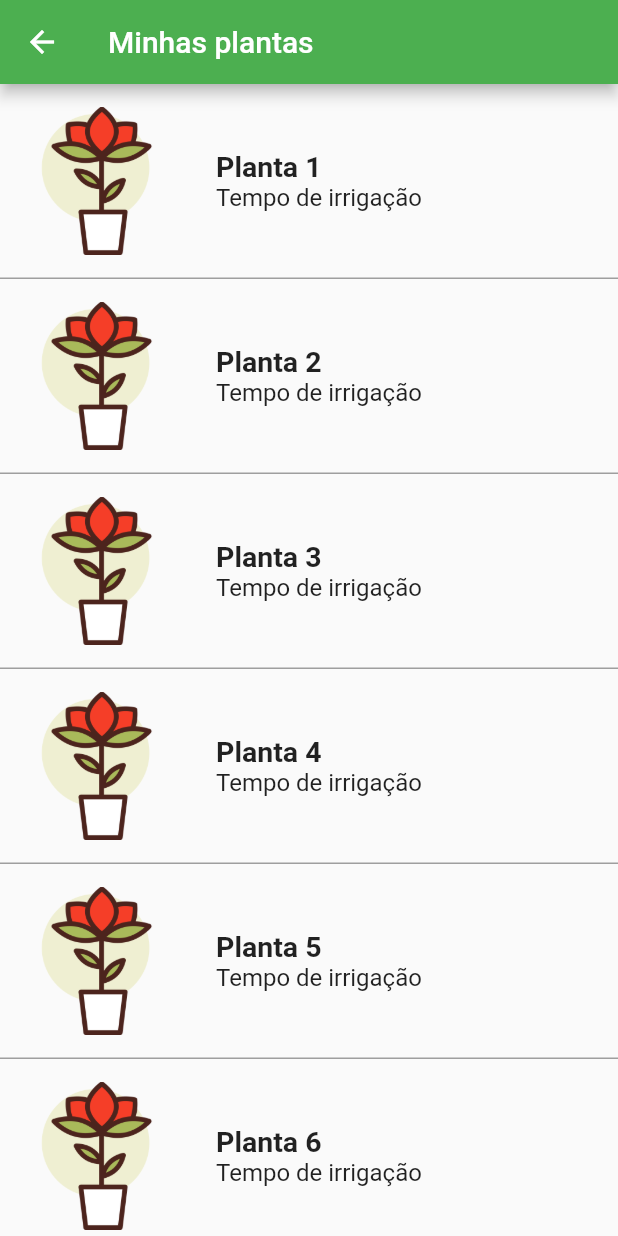
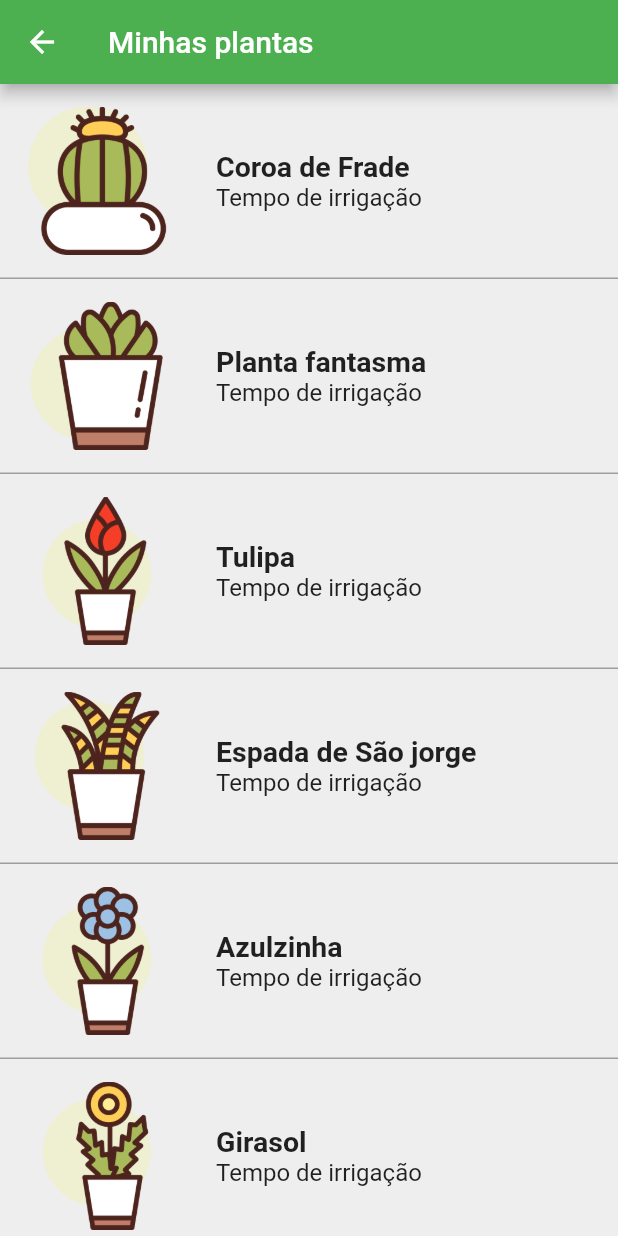
Before and after one commit to RebecaTorrecilhas/projeto_plantas, a Flutter app: the PlantasList screen opened directly, on a phone screen of 412 x 824 dp. Run offline on Flutter 3.47's test engine with Material 2 defaults, Android fonts, the phone set to English and light mode, and no system bars.

Commit message:
Listagens das plantas dinamica

```diff
--- /dev/null
+++ b/lib/controllers/plants_controller.dart
@@ -0,0 +1,12 @@
+import '../repositories/plant_repository.dart';
+import '../models/plant.dart';
+
+class PlantsController {
+  PlantRepository plantRepository;
+
+  List<Plant> get plantas => plantRepository.plantas;
+
+  PlantsController() {
+    plantRepository = PlantRepository();
+  }
+}
--- /dev/null
+++ b/lib/models/plant.dart
@@ -0,0 +1,8 @@
+class Plant {
+  String especie;
+  String icon;
+  String obs;
+  int irrigacao;
+
+  Plant({this.especie, this.icon, this.obs, this.irrigacao});
+}
--- a/lib/pages/plantasList.dart
+++ b/lib/pages/plantasList.dart
@@ -1,4 +1,5 @@
 import 'package:flutter/material.dart';
+import '../controllers/plants_controller.dart';
 
 class PlantasList extends StatefulWidget {
   @override
@@ -6,6 +7,14 @@ class PlantasList extends StatefulWidget {
 }
 
 class _PlantasListState extends State<PlantasList> {
+  var controller;
+
+  @override
+  void initState() {
+    super.initState();
+    controller = PlantsController();
+  }
+
   @override
   Widget build(BuildContext context) {
     return Scaffold(
@@ -14,7 +23,7 @@ class _PlantasListState extends State<PlantasList> {
       ),
       body: ListView.builder(
           shrinkWrap: true,
-          itemCount: 6,
+          itemCount: controller.plantas.length,
           itemBuilder: (context, index) {
             return GestureDetector(
               onTap: () => {},
@@ -22,12 +31,13 @@ class _PlantasListState extends State<PlantasList> {
                 height: 130,
                 decoration: BoxDecoration(
                   border: Border(bottom: BorderSide(color: Colors.grey)),
+                  color: Colors.grey[200],
                 ),
                 child: Padding(
                   padding: EdgeInsets.all(15),
                   child: Row(
                     children: [
-                      Image.asset('images/038-botanic.png', height: 120),
+                      Image.asset(controller.plantas[index].icon, height: 120),
                       Padding(
                         padding: EdgeInsets.only(left: 30),
                         child: Column(
@@ -35,7 +45,7 @@ class _PlantasListState extends State<PlantasList> {
                           mainAxisAlignment: MainAxisAlignment.center,
                           children: [
                             Text(
-                              'Planta ${index + 1}',
+                              controller.plantas[index].especie,
                               style: TextStyle(
                                 fontSize: 19,
                                 fontWeight: FontWeight.bold,
--- /dev/null
+++ b/lib/repositories/plant_repository.dart
@@ -0,0 +1,49 @@
+import '../models/plant.dart';
+
+class PlantRepository {
+  final List<Plant> _plantas = [];
+
+  get plantas => this._plantas;
+
+  PlantRepository() {
+    _plantas.addAll([
+      Plant(
+        especie: 'Coroa de Frade',
+        icon: 'images/031-botanic.png',
+        obs: 'Essa espécie não é exigente quanto ao solo e a disponibilidade de água.',
+        irrigacao: 1,
+      ),
+      Plant(
+        especie: 'Planta fantasma',
+        icon: 'images/046-botanic.png',
+        obs: 'Essa espécie não necessita de muita água.',
+        irrigacao: 1,
+      ),
+      Plant(
+        especie: 'Tulipa',
+        icon: 'images/050-botanic.png',
+        obs: 'Prefere lugares frescos e arejados. Deve-se evitar expor a mesma à iluminosidade intensa.',
+        irrigacao: 1,
+      ),
+      Plant(
+        especie: 'Espada de São jorge',
+        icon: 'images/042-botanic.png',
+        obs: 'Pode ser acomodada em lugares internos e com pouca luz, sendo uma das poucas espécies que resistem a falta da mesma.',
+        irrigacao: 1,
+      ),
+      Plant(
+        especie: 'Azulzinha',
+        icon: 'images/013-botanic.png',
+        obs: 'Pode ser cultivada em pleno sol ou meia sombra, nas areas quentes meia sombra.',
+        irrigacao: 1,
+      ),
+      Plant(
+        especie: 'Girasol',
+        icon: 'images/015-botanic.png',
+        obs: 'Deve-se por expor a mesma em locais que recebem sol na maior parte do dia.',
+        irrigacao: 1,
+      ),
+
+    ]);
+  }
+}
--- a/pubspec.yaml
+++ b/pubspec.yaml
@@ -45,7 +45,13 @@ flutter:
   uses-material-design: true
 
   assets:
+  - images/013-botanic.png
+  - images/015-botanic.png
+  - images/031-botanic.png
   - images/038-botanic.png
+  - images/042-botanic.png
+  - images/046-botanic.png
+  - images/050-botanic.png
 
   # To add assets to your application, add an assets section, like this:
   # assets:
```
